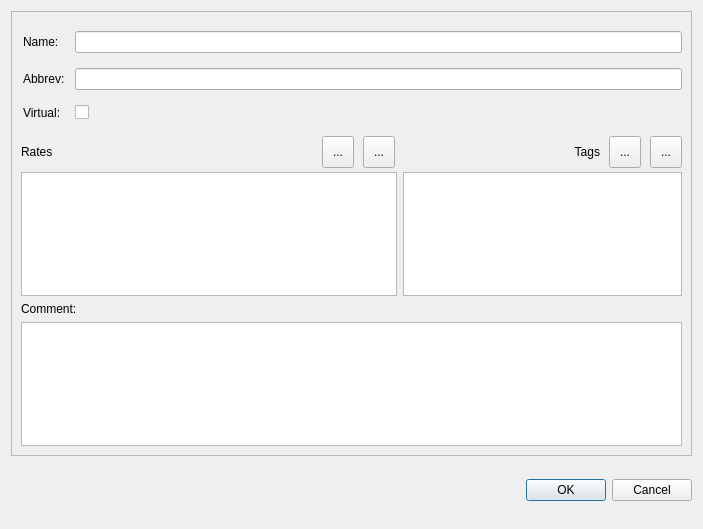
First picture: the form in ui/CatUpdateDlg.ui, repository utamons/tm3, before the edit.
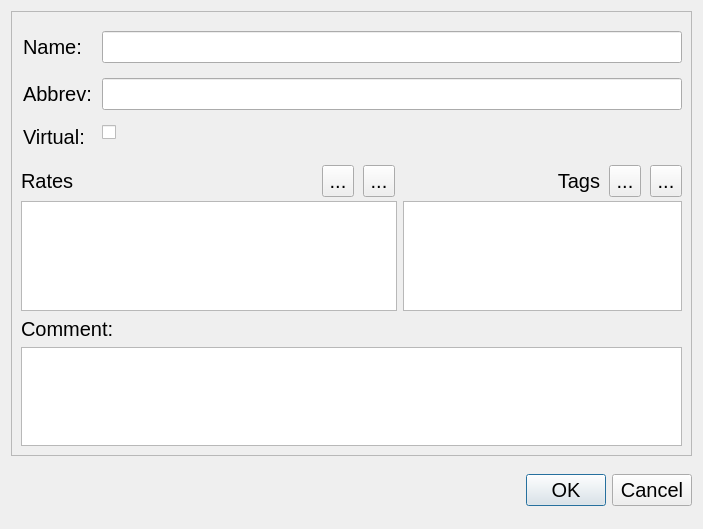
Second picture: the form after the edit. Icons and pictures are not drawn.

Commit message: increased font family and size

```diff
--- a/ui/CatUpdateDlg.ui
+++ b/ui/CatUpdateDlg.ui
@@ -16,6 +16,12 @@
   <layout class="QVBoxLayout" name="verticalLayout_2">
    <item>
     <widget class="QFrame" name="frame">
+     <property name="font">
+      <font>
+       <family>Tahoma</family>
+       <pointsize>15</pointsize>
+      </font>
+     </property>
      <property name="frameShape">
       <enum>QFrame::StyledPanel</enum>
      </property>
@@ -45,26 +51,58 @@
         </property>
         <item row="0" column="0">
          <widget class="QLabel" name="label">
+          <property name="font">
+           <font>
+            <family>Tahoma</family>
+            <pointsize>15</pointsize>
+           </font>
+          </property>
           <property name="text">
            <string>Name:</string>
           </property>
          </widget>
         </item>
         <item row="0" column="1">
-         <widget class="QLineEdit" name="editName"/>
+         <widget class="QLineEdit" name="editName">
+          <property name="font">
+           <font>
+            <family>Tahoma</family>
+            <pointsize>15</pointsize>
+           </font>
+          </property>
+         </widget>
         </item>
         <item row="1" column="0">
          <widget class="QLabel" name="label_2">
+          <property name="font">
+           <font>
+            <family>Tahoma</family>
+            <pointsize>15</pointsize>
+           </font>
+          </property>
           <property name="text">
            <string>Abbrev:</string>
           </property>
          </widget>
         </item>
         <item row="1" column="1">
-         <widget class="QLineEdit" name="editAbbrev"/>
+         <widget class="QLineEdit" name="editAbbrev">
+          <property name="font">
+           <font>
+            <family>Tahoma</family>
+            <pointsize>15</pointsize>
+           </font>
+          </property>
+         </widget>
         </item>
         <item row="2" column="0">
          <widget class="QLabel" name="label_3">
+          <property name="font">
+           <font>
+            <family>Tahoma</family>
+            <pointsize>15</pointsize>
+           </font>
+          </property>
           <property name="text">
            <string>Virtual:</string>
           </property>
@@ -72,6 +110,12 @@
         </item>
         <item row="2" column="1">
          <widget class="QCheckBox" name="checkVirt">
+          <property name="font">
+           <font>
+            <family>Tahoma</family>
+            <pointsize>15</pointsize>
+           </font>
+          </property>
           <property name="layoutDirection">
            <enum>Qt::LeftToRight</enum>
           </property>
@@ -112,6 +156,12 @@
               <height>0</height>
              </size>
             </property>
+            <property name="font">
+             <font>
+              <family>Tahoma</family>
+              <pointsize>15</pointsize>
+             </font>
+            </property>
             <property name="text">
              <string>Rates</string>
             </property>
@@ -131,6 +181,12 @@
               <height>32</height>
              </size>
             </property>
+            <property name="font">
+             <font>
+              <family>Tahoma</family>
+              <pointsize>15</pointsize>
+             </font>
+            </property>
             <property name="text">
              <string>...</string>
             </property>
@@ -160,6 +216,12 @@
               <height>32</height>
              </size>
             </property>
+            <property name="font">
+             <font>
+              <family>Tahoma</family>
+              <pointsize>15</pointsize>
+             </font>
+            </property>
             <property name="text">
              <string>...</string>
             </property>
@@ -196,6 +258,12 @@
               <height>0</height>
              </size>
             </property>
+            <property name="font">
+             <font>
+              <family>Tahoma</family>
+              <pointsize>15</pointsize>
+             </font>
+            </property>
             <property name="text">
              <string>Tags</string>
             </property>
@@ -218,6 +286,12 @@
               <height>32</height>
              </size>
             </property>
+            <property name="font">
+             <font>
+              <family>Tahoma</family>
+              <pointsize>15</pointsize>
+             </font>
+            </property>
             <property name="text">
              <string>...</string>
             </property>
@@ -247,6 +321,12 @@
               <height>32</height>
              </size>
             </property>
+            <property name="font">
+             <font>
+              <family>Tahoma</family>
+              <pointsize>15</pointsize>
+             </font>
+            </property>
             <property name="text">
              <string>...</string>
             </property>
@@ -278,6 +358,12 @@
             <height>16777215</height>
            </size>
           </property>
+          <property name="font">
+           <font>
+            <family>Tahoma</family>
+            <pointsize>15</pointsize>
+           </font>
+          </property>
          </widget>
         </item>
         <item row="1" column="1">
@@ -294,12 +380,24 @@
             <height>110</height>
            </size>
           </property>
+          <property name="font">
+           <font>
+            <family>Tahoma</family>
+            <pointsize>15</pointsize>
+           </font>
+          </property>
          </widget>
         </item>
        </layout>
       </item>
       <item>
        <widget class="QLabel" name="label_4">
+        <property name="font">
+         <font>
+          <family>Tahoma</family>
+          <pointsize>15</pointsize>
+         </font>
+        </property>
         <property name="text">
          <string>Comment:</string>
         </property>
@@ -319,6 +417,12 @@
           <height>16777215</height>
          </size>
         </property>
+        <property name="font">
+         <font>
+          <family>Tahoma</family>
+          <pointsize>15</pointsize>
+         </font>
+        </property>
        </widget>
       </item>
      </layout>
@@ -332,6 +436,12 @@
        <height>56</height>
       </size>
      </property>
+     <property name="font">
+      <font>
+       <family>Tahoma</family>
+       <pointsize>15</pointsize>
+      </font>
+     </property>
      <property name="orientation">
       <enum>Qt::Horizontal</enum>
      </property>
```
The commit also changes 10 other files.
